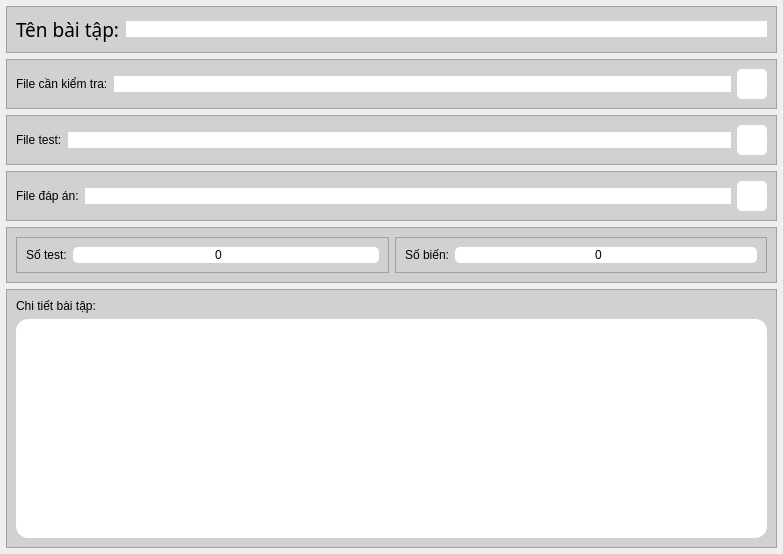
Qt form UI_Files/edit_frame.ui (hoangm960/Astraea) before a commit.
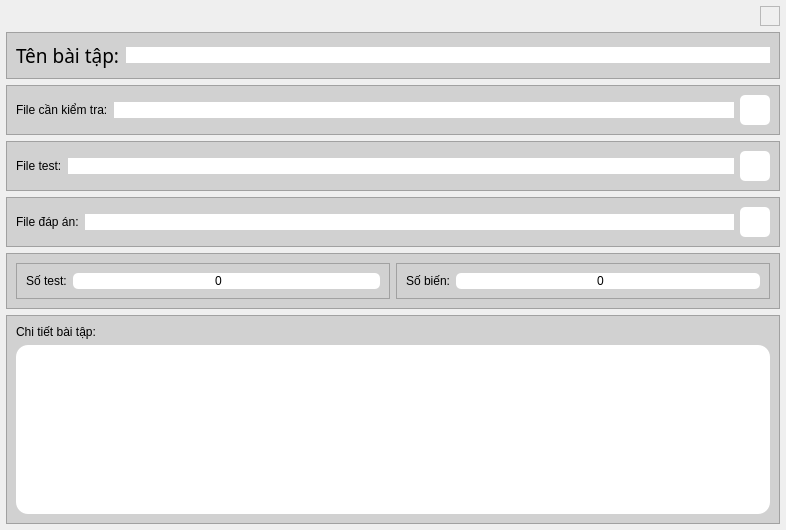
The same form after that commit. Icons and pictures are not drawn.

Patch:
```diff
--- a/UI_Files/edit_frame.ui
+++ b/UI_Files/edit_frame.ui
@@ -6,8 +6,8 @@
    <rect>
     <x>0</x>
     <y>0</y>
-    <width>783</width>
-    <height>554</height>
+    <width>786</width>
+    <height>530</height>
    </rect>
   </property>
   <property name="minimumSize">
@@ -50,6 +50,88 @@
    <property name="bottomMargin">
     <number>6</number>
    </property>
+   <item alignment="Qt::AlignRight">
+    <widget class="QFrame" name="close_frame">
+     <property name="minimumSize">
+      <size>
+       <width>20</width>
+       <height>20</height>
+      </size>
+     </property>
+     <property name="maximumSize">
+      <size>
+       <width>20</width>
+       <height>20</height>
+      </size>
+     </property>
+     <property name="frameShape">
+      <enum>QFrame::StyledPanel</enum>
+     </property>
+     <property name="frameShadow">
+      <enum>QFrame::Raised</enum>
+     </property>
+     <layout class="QVBoxLayout" name="verticalLayout_3">
+      <property name="spacing">
+       <number>0</number>
+      </property>
+      <property name="leftMargin">
+       <number>0</number>
+      </property>
+      <property name="topMargin">
+       <number>0</number>
+      </property>
+      <property name="rightMargin">
+       <number>0</number>
+      </property>
+      <property name="bottomMargin">
+       <number>0</number>
+      </property>
+      <item>
+       <widget class="QPushButton" name="close_btn">
+        <property name="minimumSize">
+         <size>
+          <width>16</width>
+          <height>16</height>
+         </size>
+        </property>
+        <property name="maximumSize">
+         <size>
+          <width>16</width>
+          <height>16</height>
+         </size>
+        </property>
+        <property name="styleSheet">
+         <string notr="true">QPushButton {
+	background-color:transparent;
+	border-radius: 5px;
+}
+
+QPushButton:hover {
+	background-color: rgb(223, 223, 223);
+}
+
+QPushButton:pressed {
+	background-color: rgb(207, 207, 207);
+}</string>
+        </property>
+        <property name="text">
+         <string/>
+        </property>
+        <property name="icon">
+         <iconset resource="Resources.qrc">
+          <normaloff>:/images/icons/close.png</normaloff>:/images/icons/close.png</iconset>
+        </property>
+        <property name="iconSize">
+         <size>
+          <width>8</width>
+          <height>8</height>
+         </size>
+        </property>
+       </widget>
+      </item>
+     </layout>
+    </widget>
+   </item>
    <item>
     <widget class="QFrame" name="title_frame">
      <property name="styleSheet">
```
